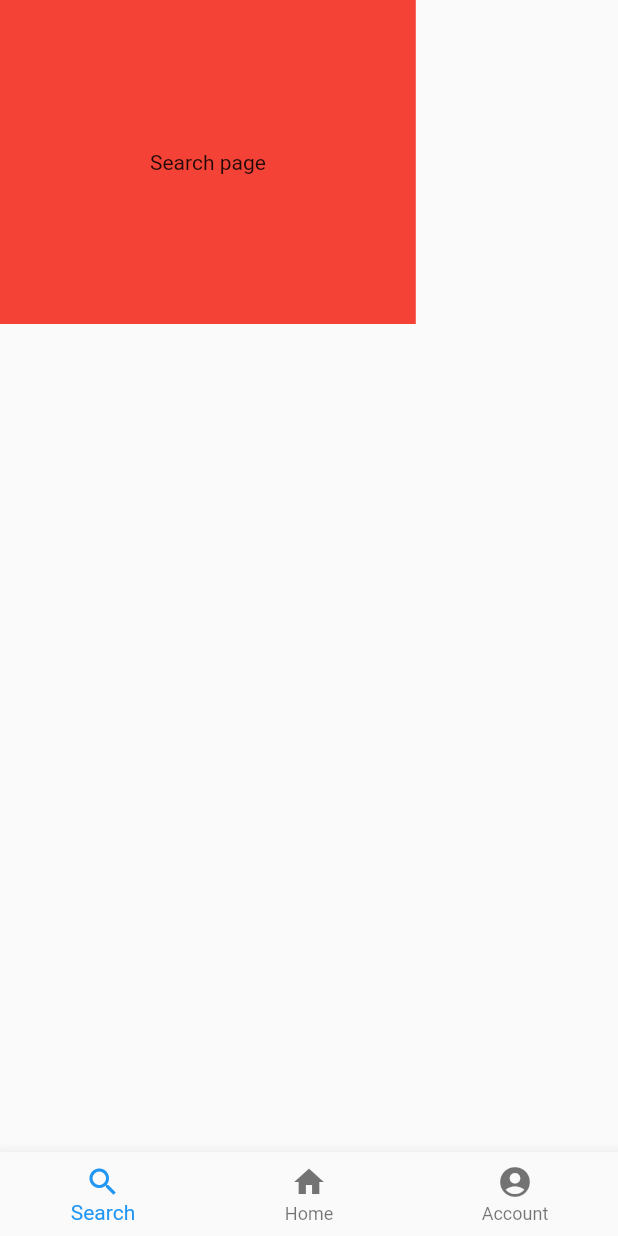
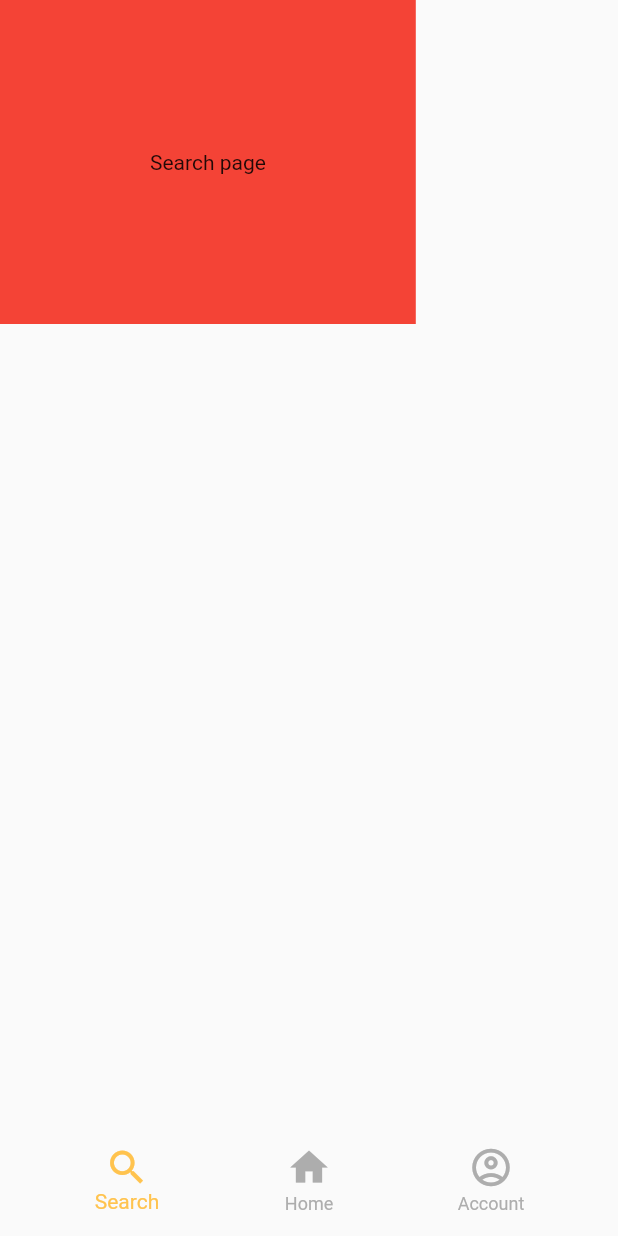
Before and after one commit to nw-hacks-2022-team-fomo/FOMO-frontend, a Flutter app: the screen it shows after launch, on a phone screen of 412 x 824 dp. Run offline on Flutter 3.47's test engine with Material 2 defaults, Android fonts, the phone set to English and light mode, and no system bars.

Commit message:
Added initial theme, fixed nav padding.

```diff
--- a/lib/main.dart
+++ b/lib/main.dart
@@ -23,8 +23,18 @@ class _MainAppState extends State<MainApp> {
   @override
   Widget build(BuildContext context) {
     return MaterialApp(
+      theme: ThemeData(
+        brightness: Brightness.light,
+        primaryColor: const Color(0xFFFFC34E),
+      ),
       home: Scaffold(
-        bottomNavigationBar: BottomNavigationBar(
+        bottomNavigationBar: Padding(
+          padding: const EdgeInsets.symmetric(vertical: 8, horizontal: 24),
+          child: BottomNavigationBar(
+            elevation: 0,
+            selectedItemColor: const Color(0xFFFFC34E),
+            unselectedItemColor: const Color(0xFFADADAD),
+            iconSize: 30,
             items: main_navigation.pages
                 .map((page) => BottomNavigationBarItem(
                     icon: page['icon'], label: page['label']))
@@ -32,6 +42,7 @@ class _MainAppState extends State<MainApp> {
             currentIndex: _selectedPage,
             onTap: setPage,
           ),
+        ),
         body: main_navigation.pages[_selectedPage]['widget'],
       ),
     );
--- a/lib/src/constants/main_navigation.dart
+++ b/lib/src/constants/main_navigation.dart
@@ -6,5 +6,9 @@ import 'package:app_frontend/src/widgets/search.dart';
 const List<Map<String, dynamic>> pages = [
   {'label': 'Search', 'icon': Icon(Icons.search), 'widget': Search()},
   {'label': 'Home', 'icon': Icon(Icons.home), 'widget': Home()},
-  {'label': 'Account', 'icon': Icon(Icons.account_circle), 'widget': Account()},
+  {
+    'label': 'Account',
+    'icon': Icon(Icons.account_circle_outlined),
+    'widget': Account()
+  },
 ];
```
Lines whose indentation alone changed are shown as unchanged.
